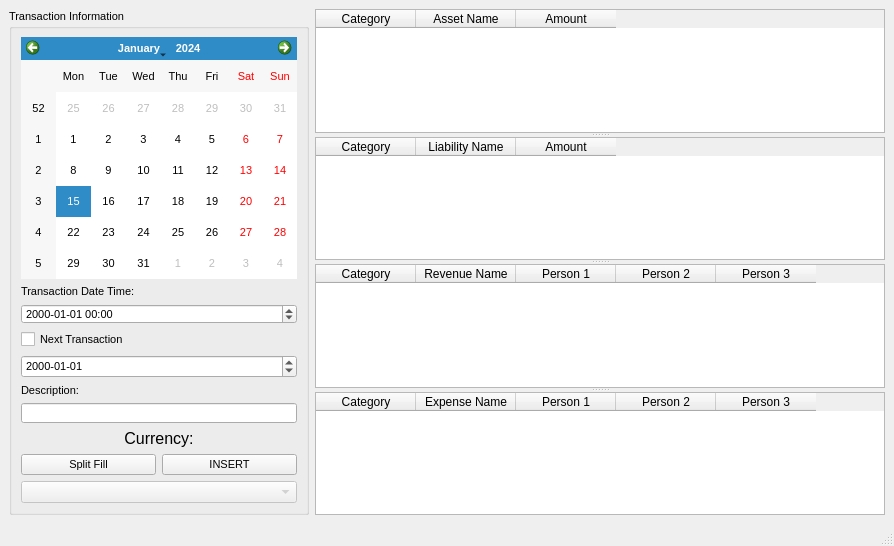
Qt form BookKeeping/GUI/AddTransaction.ui (cowtony/BookKeeping) before a commit.
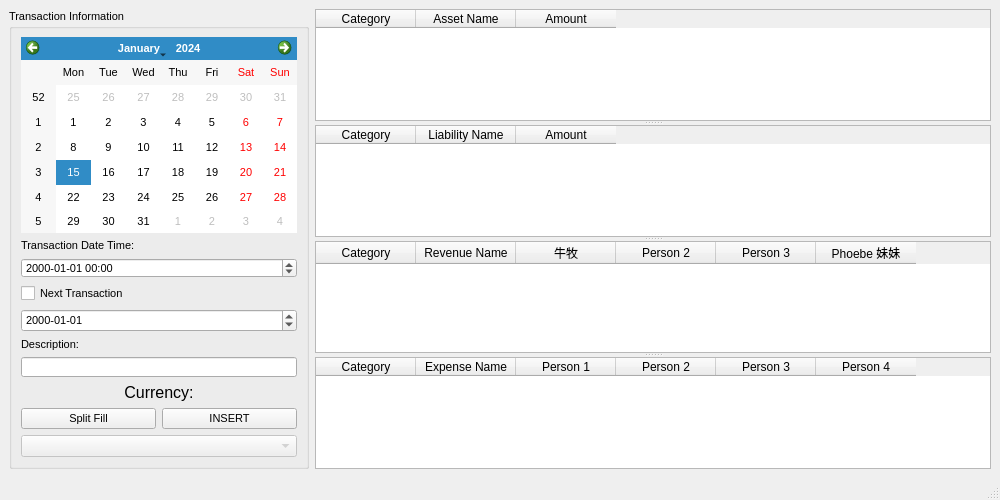
The same form after that commit. Icons and pictures are not drawn.

Commit message: Add 4th person

```diff
--- a/BookKeeping/GUI/AddTransaction.ui
+++ b/BookKeeping/GUI/AddTransaction.ui
@@ -6,8 +6,8 @@
    <rect>
     <x>0</x>
     <y>0</y>
-    <width>894</width>
-    <height>546</height>
+    <width>1000</width>
+    <height>500</height>
    </rect>
   </property>
   <property name="font">
@@ -270,7 +270,7 @@
        </column>
        <column>
         <property name="text">
-         <string>Person 1</string>
+         <string>牛牧</string>
         </property>
        </column>
        <column>
@@ -283,6 +283,11 @@
          <string>Person 3</string>
         </property>
        </column>
+       <column>
+        <property name="text">
+         <string>Phoebe 妹妹</string>
+        </property>
+       </column>
       </widget>
       <widget class="QTableWidget" name="tableWidget_Expenses">
        <property name="font">
@@ -315,6 +320,11 @@
          <string>Person 3</string>
         </property>
        </column>
+       <column>
+        <property name="text">
+         <string>Person 4</string>
+        </property>
+       </column>
       </widget>
      </widget>
     </item>
```
Left out of the diff: 2 changed lines with no effect on the pictures. The commit also changes 5 other files.
